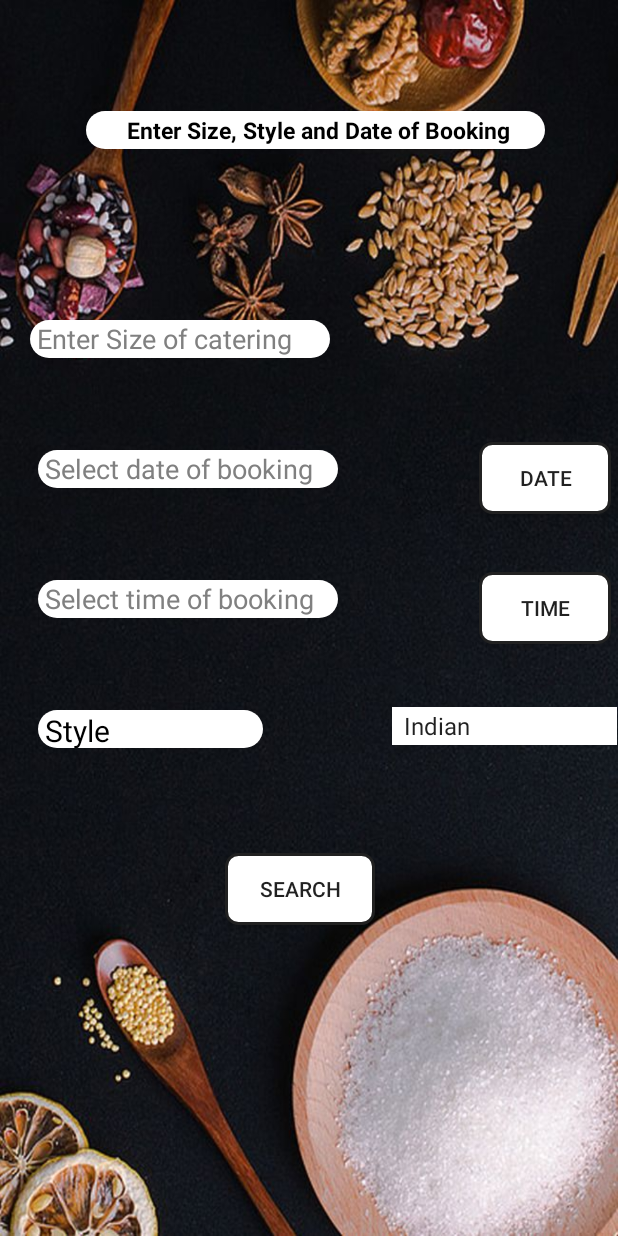
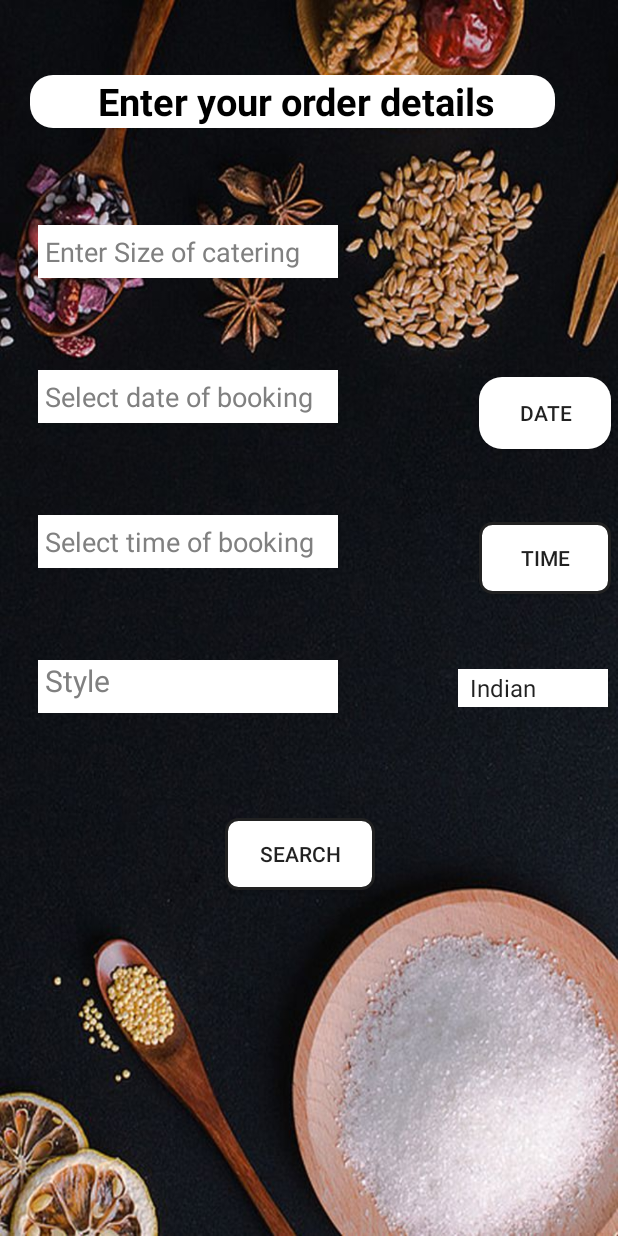
Before and after one commit to simranjots/Food_Galaxy, an Android app: the screen it shows after launch once a user with an empty profile is signed in (SizeAndDateActivity), after a tap on "PICK UP >", on a phone screen of 412 x 824 dp. Run offline under Robolectric (Android 15) with nearby library versions, the phone set to English and light mode, and no system bars; our stand-ins replace Firebase (no records; nobody signed in at launch, a user with empty details on screens opened directly).

Commit message:
design updated

```diff
--- a/app/src/main/res/layout/activity_cart.xml
+++ b/app/src/main/res/layout/activity_cart.xml
@@ -4,12 +4,13 @@
     xmlns:tools="http://schemas.android.com/tools"
     android:layout_width="match_parent"
     android:layout_height="match_parent"
+    android:background="@color/lightgray"
     android:padding="16dp"
     tools:context=".Cart">
 
     <androidx.recyclerview.widget.RecyclerView
         android:id="@+id/listCart"
-        android:background="@android:color/transparent"
+        android:background="@color/lightgray"
         android:layout_width="match_parent"
         android:layout_height="match_parent"/>
 
@@ -17,7 +18,7 @@
         android:layout_alignParentBottom="true"
         app:cardCornerRadius="18dp"
         android:elevation="4dp"
-        app:cardBackgroundColor="@color/input_register_bg"
+        app:cardBackgroundColor="@color/gray"
         android:layout_width="match_parent"
         android:layout_height="100dp">
 
--- a/app/src/main/res/layout/activity_home.xml
+++ b/app/src/main/res/layout/activity_home.xml
@@ -7,7 +7,7 @@
     android:layout_width="match_parent"
     android:layout_height="match_parent"
     android:fitsSystemWindows="true"
-    android:background="@color/input_register_bg"
+    android:background="@color/lightgray"
     tools:openDrawer="start">
 
     <include
@@ -22,7 +22,7 @@
         android:layout_gravity="start"
         android:fitsSystemWindows="true"
         app:headerLayout="@layout/nav_header_home"
-        android:background="@color/input_register_bg"
+        android:background="@color/lightgray"
         app:itemTextColor="@android:color/black"
         app:itemIconTint="@android:color/black"
         app:menu="@menu/activity_home_drawer"  />
--- a/app/src/main/res/layout/activity_order_status.xml
+++ b/app/src/main/res/layout/activity_order_status.xml
@@ -8,7 +8,7 @@
 
     <androidx.recyclerview.widget.RecyclerView
         android:id="@+id/listOrders"
-        android:background="@android:color/transparent"
+        android:background="@color/lightgray"
         android:layout_width="match_parent"
         android:layout_height="match_parent">
 
--- a/app/src/main/res/layout/activity_restaurant_detail_page.xml
+++ b/app/src/main/res/layout/activity_restaurant_detail_page.xml
@@ -9,7 +9,7 @@
 
     <androidx.cardview.widget.CardView
         android:layout_width="match_parent"
-        android:layout_height="200dp"
+        android:layout_height="wrap_content"
         android:id="@+id/detailCardView"
         app:cardCornerRadius="10dp"
         android:layout_margin="10dp"
--- a/app/src/main/res/layout/activity_sign_up.xml
+++ b/app/src/main/res/layout/activity_sign_up.xml
@@ -90,7 +90,7 @@
             android:inputType="textPostalAddress"
             android:maxLines="1"
             android:singleLine="true"
-            android:textColor="@android:color/white"
+            android:textColor="@android:color/black"
             android:textColorHint="@color/gray" />
 
         <Button
--- a/app/src/main/res/layout/cart_layout.xml
+++ b/app/src/main/res/layout/cart_layout.xml
@@ -3,13 +3,13 @@
     xmlns:app="http://schemas.android.com/apk/res-auto"
     android:layout_width="match_parent"
     android:layout_height="wrap_content"
-    android:background="@drawable/cart_back"
+    android:background="@color/gray"
     android:orientation="vertical">
 
 
     <androidx.cardview.widget.CardView
         app:cardCornerRadius="20dp"
-        android:layout_margin="8dp"
+        android:layout_margin="20dp"
         android:layout_marginTop="80dp"
         android:layout_width="match_parent"
         android:layout_height="wrap_content"
--- a/app/src/main/res/layout/content_size_and_date.xml
+++ b/app/src/main/res/layout/content_size_and_date.xml
@@ -9,34 +9,25 @@
 
 
     <TextView
-        android:id="@+id/editTextTextPersonName2"
-        android:layout_width="306dp"
-        android:layout_height="25dp"
-        android:layout_alignParentStart="true"
-        android:layout_alignParentLeft="true"
-        android:layout_alignParentTop="true"
-        android:layout_marginStart="57dp"
-        android:layout_marginLeft="57dp"
-        android:layout_marginTop="74dp"
-        android:layout_marginEnd="4dp"
-        android:layout_marginRight="94dp"
+        android:layout_width="350dp"
+        android:layout_height="35dp"
+        android:layout_marginLeft="20dp"
+        android:layout_marginTop="50dp"
+        android:layout_marginRight="20dp"
         android:background="@drawable/edittext_back"
-        android:ems="10"
         android:gravity="center"
-        android:inputType=""
-        android:text=" Enter Size, Style and Date of Booking"
+        android:text=" Enter your order details"
         android:textColor="@color/black"
-        android:textSize="15dp"
-        android:textStyle="bold" />
+        android:textSize="25dp"
+        android:textStyle="bold"/>
 
     <EditText
         android:id="@+id/size"
         android:layout_width="200dp"
-        android:layout_height="25dp"
-        android:layout_below="@id/editTextTextPersonName2"
-        android:layout_marginTop="114dp"
-        android:layout_marginLeft="20dp"
-        android:background="@drawable/edittext_back"
+        android:layout_height="35dp"
+        android:layout_marginLeft="25dp"
+        android:layout_marginTop="150dp"
+        android:background="@color/white"
         android:hint=" Enter Size of catering"
         android:inputType="number"
         android:textColor="@color/black"
@@ -45,11 +36,11 @@
     <EditText
         android:id="@+id/dateBooking"
         android:layout_width="200dp"
-        android:layout_height="25dp"
+        android:layout_height="35dp"
         android:layout_marginLeft="25dp"
         android:layout_below="@id/size"
         android:layout_marginTop="61dp"
-        android:background="@drawable/edittext_back"
+        android:background="@color/white"
         android:hint=" Select date of booking"
         android:inputType="datetime"
         android:textColorHint="@color/gray" />
@@ -61,11 +52,12 @@
         android:layout_alignBottom="@+id/dateBooking"
         android:layout_marginStart="94dp"
         android:layout_marginLeft="94dp"
+        android:layout_marginRight="10dp"
         android:layout_marginTop="61dp"
         android:layout_marginBottom="-17dp"
         android:layout_toEndOf="@+id/dateBooking"
         android:layout_toRightOf="@+id/dateBooking"
-        android:background="@drawable/btn_back"
+        android:background="@drawable/edittext_back"
         android:text=" Date "
         android:textColorHighlight="@color/gray"
         android:textColorLink="#4C4949"
@@ -74,11 +66,11 @@
     <EditText
         android:id="@+id/dateTimeOfBooking"
         android:layout_width="200dp"
-        android:layout_height="25dp"
+        android:layout_height="35dp"
         android:layout_below="@id/dateBooking"
         android:layout_marginTop="61dp"
         android:layout_marginLeft="25dp"
-        android:background="@drawable/edittext_back"
+        android:background="@color/white"
         android:hint=" Select time of booking"
         android:inputType="datetime"
         android:textColorHint="@color/gray" />
@@ -91,8 +83,9 @@
         android:layout_alignBottom="@+id/dateTimeOfBooking"
         android:layout_marginStart="94dp"
         android:layout_marginLeft="94dp"
+        android:layout_marginRight="10dp"
+        android:layout_marginTop="61dp"
         android:layout_marginBottom="-17dp"
-        android:layout_marginTop="61dp"
         android:layout_toEndOf="@+id/dateTimeOfBooking"
         android:layout_toRightOf="@+id/dateTimeOfBooking"
         android:background="@drawable/btn_back"
@@ -101,24 +94,24 @@
 
     <TextView
         android:id="@+id/styleText"
-        android:layout_width="150dp"
-        android:layout_height="25dp"
+        android:layout_width="200dp"
+        android:layout_height="35dp"
         android:layout_below="@id/dateTimeOfBooking"
+        android:layout_marginLeft="25dp"
         android:layout_marginTop="61dp"
-        android:layout_marginLeft="25dp"
-        android:background="@drawable/edittext_back"
+        android:background="@color/white"
         android:text=" Style"
-        android:textColor="@color/black"
+        android:textColor="@color/gray"
         android:textSize="20dp" />
 
     <com.example.foodgalaxy.Common.MultiSelectionSpinner
         android:id="@+id/style"
-        android:layout_width="150dp"
+        android:layout_width="100dp"
         android:layout_height="25dp"
         android:layout_alignBottom="@+id/styleText"
-        android:layout_marginStart="86dp"
-        android:layout_marginLeft="86dp"
-        android:layout_marginBottom="2dp"
+        android:layout_marginStart="80dp"
+        android:layout_marginLeft="80dp"
+        android:layout_marginBottom="4dp"
         android:layout_toEndOf="@+id/styleText"
         android:layout_toRightOf="@+id/styleText"
         android:layout_weight="2"
@@ -133,6 +126,7 @@
         android:layout_marginStart="150dp"
         android:layout_marginTop="70dp"
         android:layout_marginEnd="100dp"
+        android:gravity="center"
         android:background="@drawable/btn_back"
         android:text="Search" />
 
--- a/app/src/main/res/layout/menulist.xml
+++ b/app/src/main/res/layout/menulist.xml
@@ -5,5 +5,6 @@
         <androidx.recyclerview.widget.RecyclerView
         android:layout_width="match_parent"
         android:layout_height="match_parent"
+            android:background="@color/lightgray"
         android:id="@+id/menuRecycler"/>
 </RelativeLayout>
--- a/app/src/main/res/layout/pickup_delivery_page.xml
+++ b/app/src/main/res/layout/pickup_delivery_page.xml
@@ -5,7 +5,7 @@
     xmlns:tools="http://schemas.android.com/tools"
     android:layout_width="match_parent"
     android:layout_height="match_parent"
-    android:background="@drawable/pickup_delivery">
+    android:background="@drawable/del_pic">
 
     <EditText
         android:id="@+id/editTextTextPersonName"
--- a/app/src/main/res/layout/predefinedmenulist.xml
+++ b/app/src/main/res/layout/predefinedmenulist.xml
@@ -5,5 +5,6 @@
     <androidx.recyclerview.widget.RecyclerView
         android:layout_width="match_parent"
         android:layout_height="match_parent"
+        android:background="@color/lightgray"
         android:id="@+id/predefinedMenuRecycler"/>
 </RelativeLayout>
```
Also changed, not shown: app/src/main/res/layout/menus.xml (+11 -1 lines), app/src/main/res/drawable-v24/del_pic.jpg (added), app/src/main/res/drawable-v24/pz.jpg (added).
